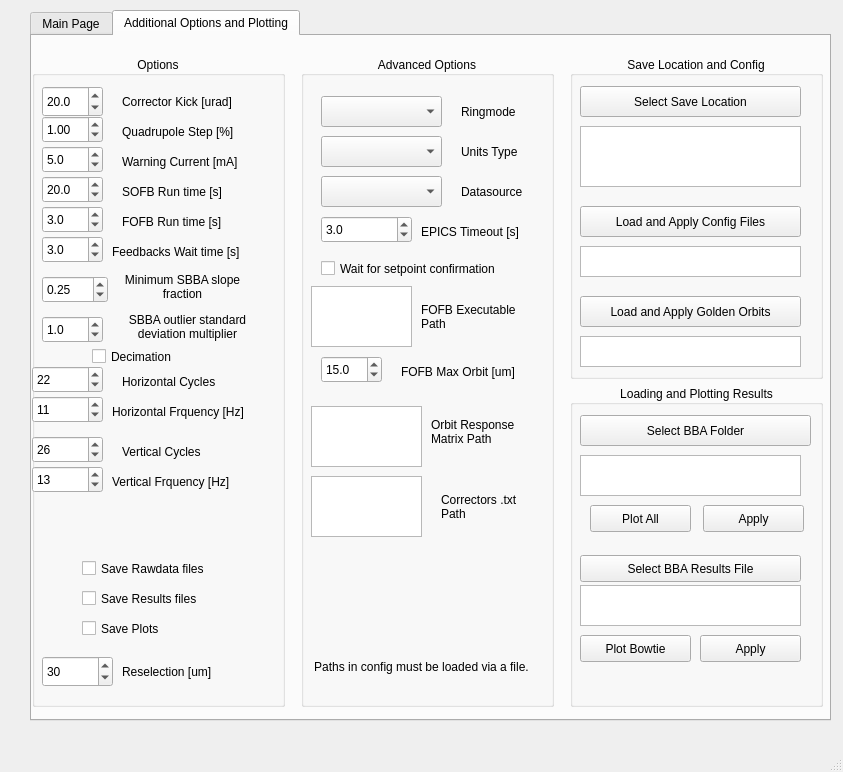
DiamondLightSource/dls-bba, file src/dls_bba/fbba_gui.ui: the form before one commit.
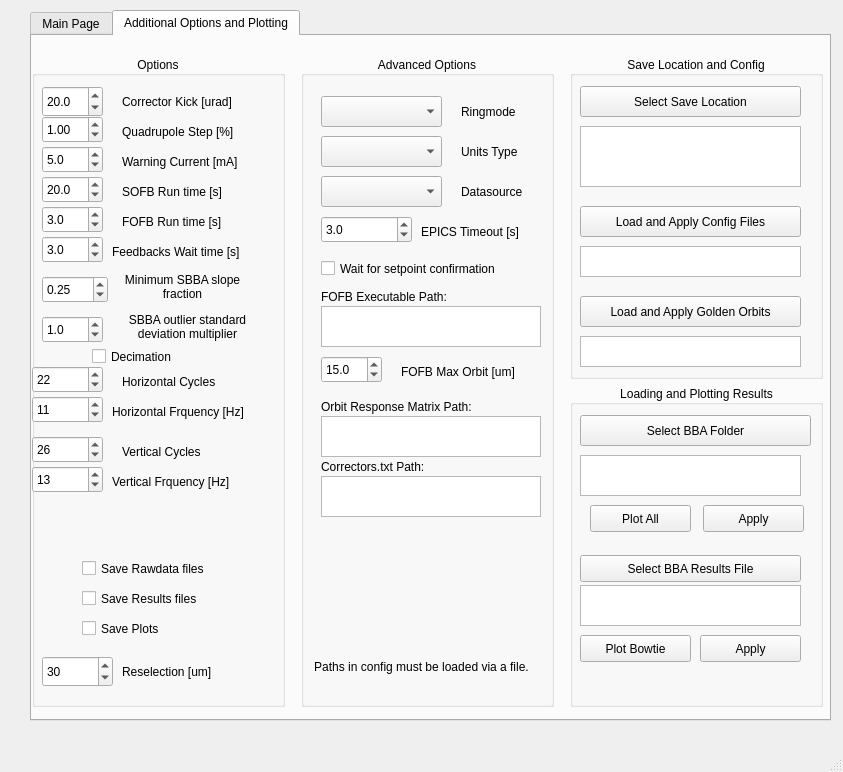
The form after the commit.

Commit message: Reorganise filepath boxes in advanced settings section of GUI

Diff of the .ui file:
```diff
--- a/src/dls_bba/fbba_gui.ui
+++ b/src/dls_bba/fbba_gui.ui
@@ -1357,10 +1357,10 @@
          <widget class="QTextEdit" name="config_fofb_executable_path">
           <property name="geometry">
            <rect>
-            <x>10</x>
-            <y>230</y>
-            <width>101</width>
-            <height>61</height>
+            <x>20</x>
+            <y>250</y>
+            <width>220</width>
+            <height>41</height>
            </rect>
           </property>
           <property name="horizontalScrollBarPolicy">
@@ -1373,14 +1373,14 @@
          <widget class="QLabel" name="label_20">
           <property name="geometry">
            <rect>
-            <x>120</x>
-            <y>240</y>
-            <width>121</width>
-            <height>41</height>
+            <x>20</x>
+            <y>230</y>
+            <width>231</width>
+            <height>21</height>
            </rect>
           </property>
           <property name="text">
-           <string>FOFB Executable Path</string>
+           <string>FOFB Executable Path:</string>
           </property>
           <property name="wordWrap">
            <bool>true</bool>
@@ -1408,30 +1408,30 @@
          <widget class="QTextEdit" name="config_orm_path">
           <property name="geometry">
            <rect>
-            <x>10</x>
-            <y>350</y>
-            <width>111</width>
-            <height>61</height>
-           </rect>
-          </property>
-          <property name="horizontalScrollBarPolicy">
-           <enum>Qt::ScrollBarAlwaysOff</enum>
-          </property>
-          <property name="readOnly">
-           <bool>true</bool>
-          </property>
-         </widget>
-         <widget class="QLabel" name="label_22">
-          <property name="geometry">
-           <rect>
-            <x>130</x>
+            <x>20</x>
             <y>360</y>
-            <width>101</width>
-            <height>31</height>
+            <width>220</width>
+            <height>41</height>
+           </rect>
+          </property>
+          <property name="horizontalScrollBarPolicy">
+           <enum>Qt::ScrollBarAlwaysOff</enum>
+          </property>
+          <property name="readOnly">
+           <bool>true</bool>
+          </property>
+         </widget>
+         <widget class="QLabel" name="label_22">
+          <property name="geometry">
+           <rect>
+            <x>20</x>
+            <y>340</y>
+            <width>231</width>
+            <height>21</height>
            </rect>
           </property>
           <property name="text">
-           <string>Orbit Response Matrix Path</string>
+           <string>Orbit Response Matrix Path:</string>
           </property>
           <property name="wordWrap">
            <bool>true</bool>
@@ -1475,10 +1475,10 @@
          <widget class="QTextEdit" name="config_corrector_txt_path">
           <property name="geometry">
            <rect>
-            <x>10</x>
+            <x>20</x>
             <y>420</y>
-            <width>111</width>
-            <height>61</height>
+            <width>220</width>
+            <height>41</height>
            </rect>
           </property>
           <property name="horizontalScrollBarPolicy">
@@ -1491,14 +1491,14 @@
          <widget class="QLabel" name="label_24">
           <property name="geometry">
            <rect>
-            <x>140</x>
-            <y>430</y>
-            <width>101</width>
-            <height>41</height>
+            <x>20</x>
+            <y>400</y>
+            <width>231</width>
+            <height>21</height>
            </rect>
           </property>
           <property name="text">
-           <string>Correctors .txt Path</string>
+           <string>Correctors.txt Path:</string>
           </property>
           <property name="wordWrap">
            <bool>true</bool>
```
